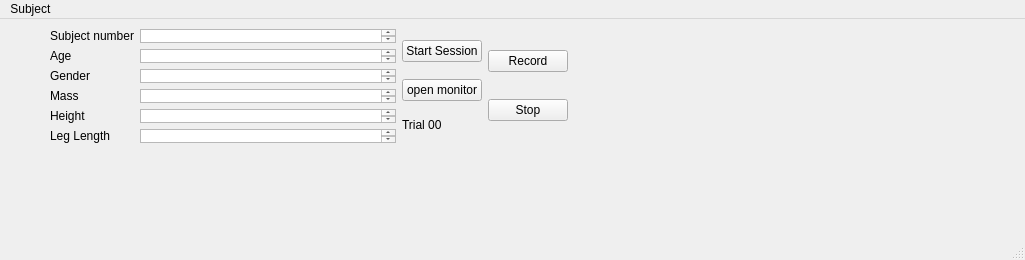
Above: UI/Subject_Tester.ui from nag92/ExoServer before the change. Below: the same form after it.
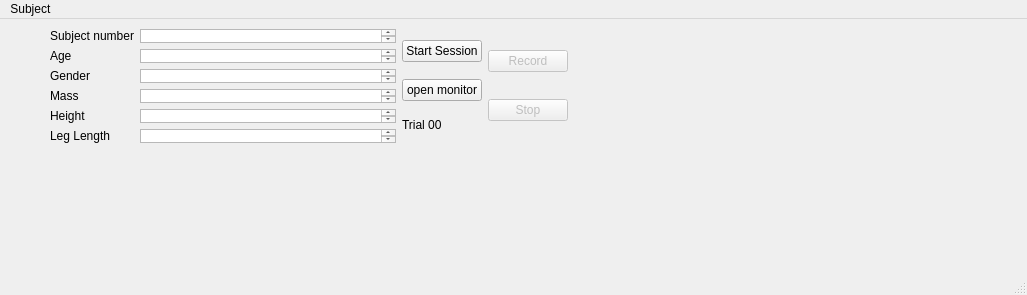
That is the form after the change.

Commit message: Added gui.py and stop callback in session manager

Patch:
```diff
--- a/UI/Subject_Tester.ui
+++ b/UI/Subject_Tester.ui
@@ -6,8 +6,8 @@
    <rect>
     <x>0</x>
     <y>0</y>
-    <width>1025</width>
-    <height>260</height>
+       <width>1027</width>
+       <height>295</height>
    </rect>
   </property>
   <property name="sizePolicy">
@@ -26,7 +26,7 @@
       <x>50</x>
       <y>10</y>
       <width>911</width>
-      <height>181</height>
+         <height>213</height>
      </rect>
     </property>
     <layout class="QGridLayout" name="gridLayout">
@@ -88,10 +88,13 @@
      <item row="0" column="2">
       <layout class="QVBoxLayout" name="verticalLayout_2">
        <property name="sizeConstraint">
-        <enum>QLayout::SetFixedSize</enum>
+           <enum>QLayout::SetNoConstraint</enum>
        </property>
        <item>
         <widget class="QPushButton" name="btnStartTrial">
+            <property name="enabled">
+                <bool>false</bool>
+            </property>
          <property name="sizePolicy">
           <sizepolicy hsizetype="Preferred" vsizetype="Fixed">
            <horstretch>0</horstretch>
@@ -111,6 +114,9 @@
        </item>
        <item>
         <widget class="QPushButton" name="btnStop">
+            <property name="enabled">
+                <bool>false</bool>
+            </property>
          <property name="sizePolicy">
           <sizepolicy hsizetype="Fixed" vsizetype="Fixed">
            <horstretch>0</horstretch>
@@ -294,7 +300,7 @@
     <rect>
      <x>0</x>
      <y>0</y>
-     <width>1025</width>
+        <width>1027</width>
      <height>27</height>
     </rect>
    </property>
```
Left out of the diff: 10 changed lines with no effect on the pictures. The commit also changes 3 other files.
